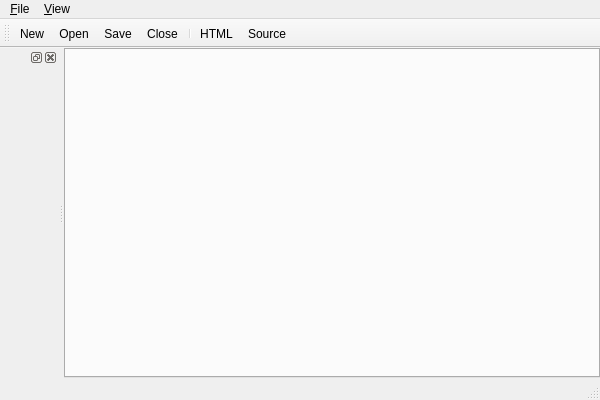
Qt form viMarkdown/viMarkdown/MainWindow.ui (vivisuke/viMarkdown) before a commit.
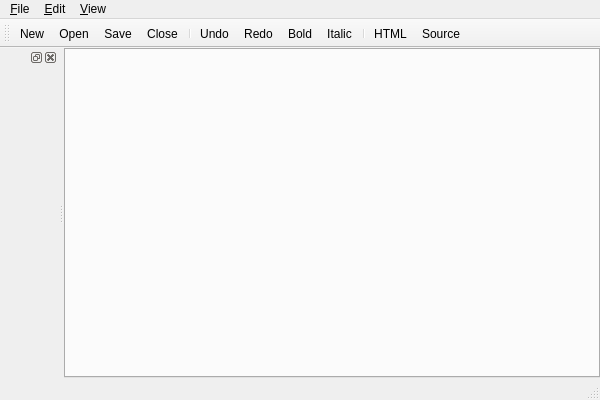
The same form after that commit. Icons and pictures are not drawn.

Commit message: 0032 ◎ C 12/14 12/14 0.001│ToDo│Edit > ボールド、イタリック メニュー

What changed in the file:
```diff
--- a/viMarkdown/viMarkdown/MainWindow.ui
+++ b/viMarkdown/viMarkdown/MainWindow.ui
@@ -64,7 +64,18 @@
     <addaction name="action_HTML"/>
     <addaction name="action_Source"/>
    </widget>
+   <widget class="QMenu" name="menu_Edit">
+    <property name="title">
+     <string>&amp;Edit</string>
+    </property>
+    <addaction name="action_Undo"/>
+    <addaction name="action_Redo"/>
+    <addaction name="action_Bold"/>
+    <addaction name="action_Italic"/>
+    <addaction name="separator"/>
+   </widget>
    <addaction name="menu_File"/>
+   <addaction name="menu_Edit"/>
    <addaction name="menu_View"/>
   </widget>
   <widget class="QToolBar" name="mainToolBar">
@@ -79,6 +90,11 @@
    <addaction name="action_Save"/>
    <addaction name="action_Close"/>
    <addaction name="separator"/>
+   <addaction name="action_Undo"/>
+   <addaction name="action_Redo"/>
+   <addaction name="action_Bold"/>
+   <addaction name="action_Italic"/>
+   <addaction name="separator"/>
    <addaction name="action_HTML"/>
    <addaction name="action_Source"/>
   </widget>
@@ -156,6 +172,42 @@
     <string>Ctrl+S</string>
    </property>
   </action>
+  <action name="action_Bold">
+   <property name="icon">
+    <iconset>
+     <normaloff>images/format_bold_48.png</normaloff>images/format_bold_48.png</iconset>
+   </property>
+   <property name="text">
+    <string>&amp;Bold</string>
+   </property>
+  </action>
+  <action name="action_Italic">
+   <property name="icon">
+    <iconset>
+     <normaloff>images/format_italic_48.png</normaloff>images/format_italic_48.png</iconset>
+   </property>
+   <property name="text">
+    <string>&amp;Italic</string>
+   </property>
+  </action>
+  <action name="action_Undo">
+   <property name="icon">
+    <iconset>
+     <normaloff>images/undo_48.png</normaloff>images/undo_48.png</iconset>
+   </property>
+   <property name="text">
+    <string>&amp;Undo</string>
+   </property>
+  </action>
+  <action name="action_Redo">
+   <property name="icon">
+    <iconset>
+     <normaloff>images/redo_48.png</normaloff>images/redo_48.png</iconset>
+   </property>
+   <property name="text">
+    <string>&amp;Redo</string>
+   </property>
+  </action>
  </widget>
  <layoutdefault spacing="6" margin="11"/>
  <resources>
```
The commit also changes 9 other files.
